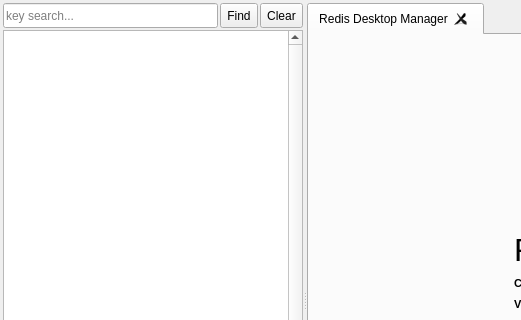
RedisInsight/RedisDesktopManager, file redis-desktop-manager/forms/demo.ui: the form before one commit; both pictures show x 0 to 521 and y 0 to 320 of the 1036 by 618 pixel window.
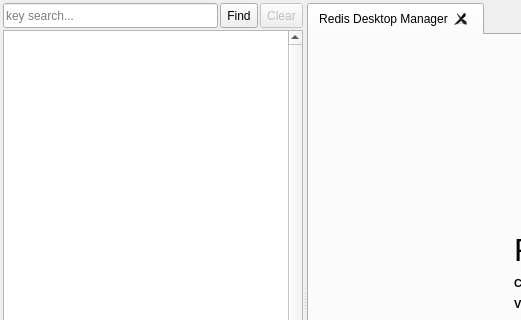
The form after the commit. Icons and pictures are not drawn.

Commit message: Improved key filter

The edit to the form file:
```diff
--- a/redis-desktop-manager/forms/demo.ui
+++ b/redis-desktop-manager/forms/demo.ui
@@ -198,6 +198,9 @@
           </item>
           <item row="0" column="2">
            <widget class="QToolButton" name="pbClearFilter">
+            <property name="enabled">
+             <bool>false</bool>
+            </property>
             <property name="minimumSize">
              <size>
               <width>35</width>
```
Left out of the diff: 6 changed lines with no effect on the pictures. The commit also changes 2 other files.
